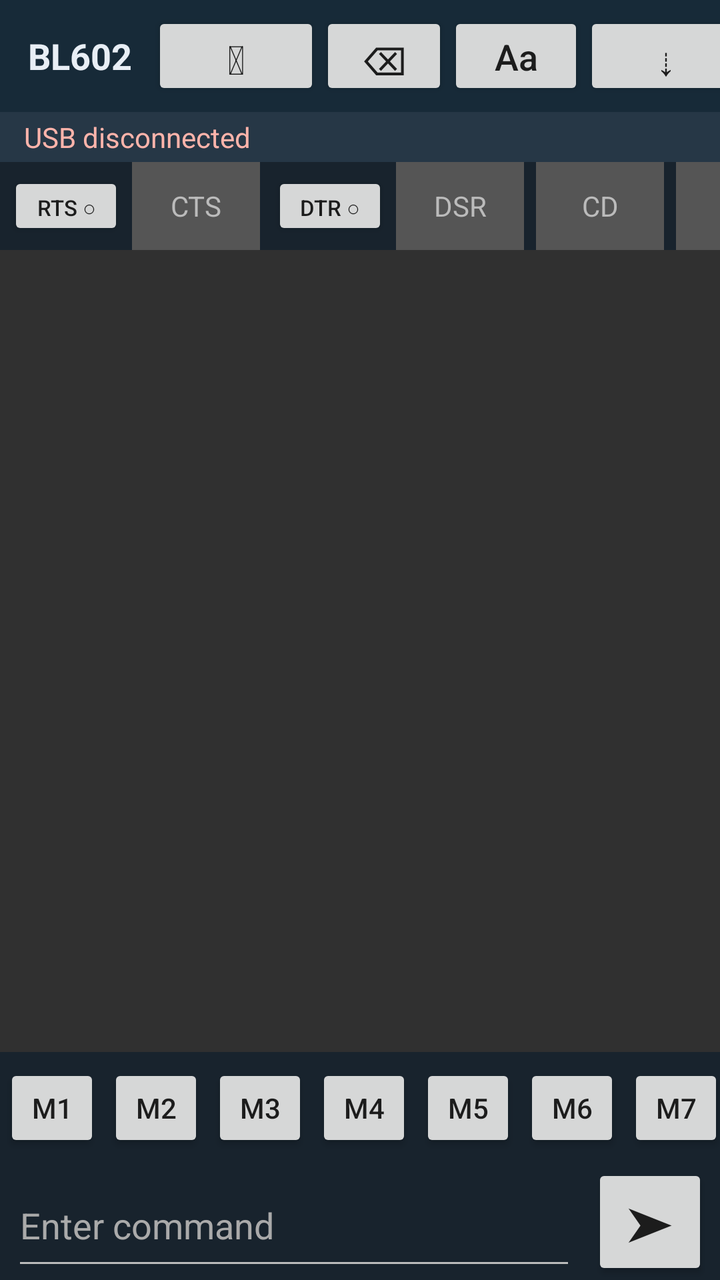
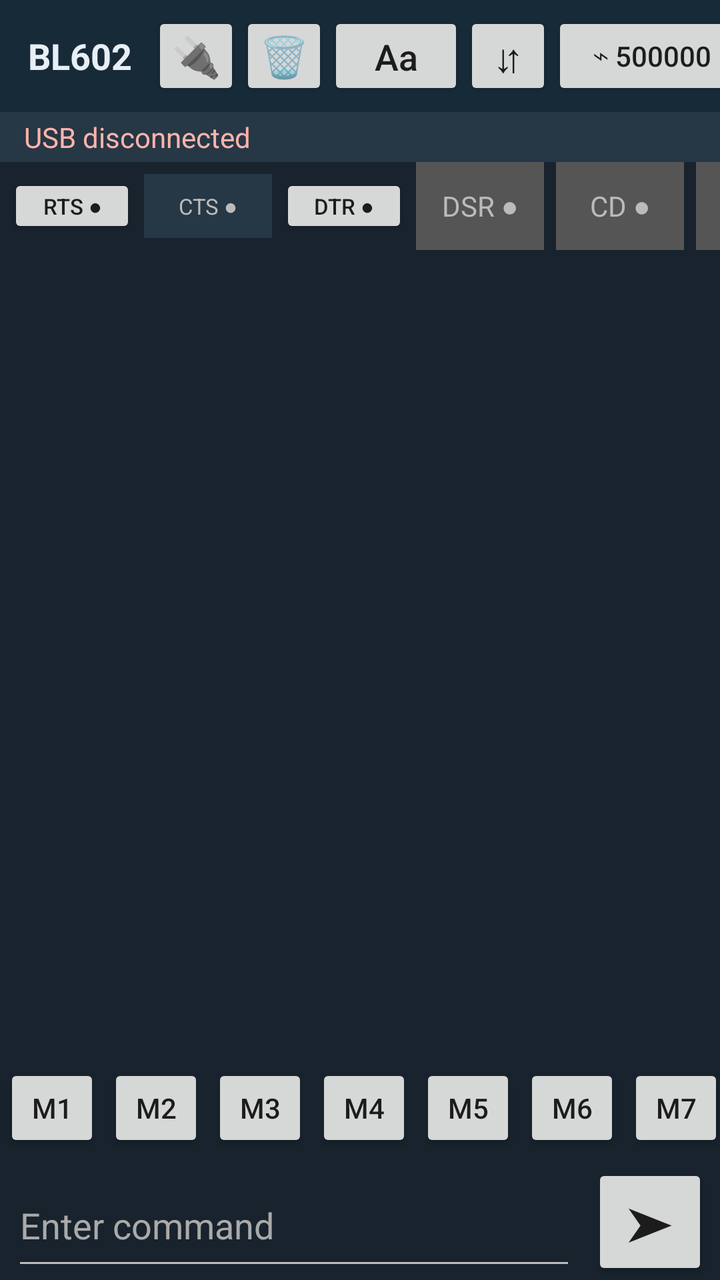

An Android layout rendered at two revisions. The XML below is the earlier revision; the diff shows what the commit changed to produce the second picture.
<!-- AndroidManifest.xml: application theme android:Theme.Material.Light.NoActionBar -->
<!-- res/layout/activity_main.xml -->
<?xml version="1.0" encoding="utf-8"?>
<LinearLayout xmlns:android="http://schemas.android.com/apk/res/android"
    android:orientation="vertical" android:background="#18232D"
    android:layout_width="match_parent" android:layout_height="match_parent">

    <HorizontalScrollView android:scrollbars="none" android:fillViewport="true"
        android:background="#172A38" android:layout_width="match_parent" android:layout_height="56dp">
        <LinearLayout android:orientation="horizontal" android:gravity="center_vertical"
            android:paddingLeft="8dp" android:paddingRight="8dp"
            android:layout_width="wrap_content" android:layout_height="match_parent">
            <TextView android:text="BL602" android:textColor="#E8EEF5" android:textStyle="bold"
                android:textSize="18sp" android:gravity="center_vertical"
                android:paddingLeft="6dp" android:paddingRight="10dp"
                android:layout_width="wrap_content" android:layout_height="match_parent"/>
            <Button android:id="@+id/connect" android:text="⏻" android:contentDescription="Connect USB serial" android:textSize="20sp" android:textAllCaps="false"
                android:minWidth="84dp" android:layout_width="wrap_content" android:layout_height="44dp"/>
            <Button android:id="@+id/clearTerminal" android:text="⌫" android:contentDescription="Clear terminal" android:textSize="20sp" android:textAllCaps="false"
                android:minWidth="64dp" android:layout_width="wrap_content" android:layout_height="44dp"/>
            <Button android:id="@+id/formatToggle" android:text="Aa" android:contentDescription="Toggle receive format" android:textSize="18sp" android:textAllCaps="false"
                android:minWidth="68dp" android:layout_width="wrap_content" android:layout_height="44dp"/>
            <Button android:id="@+id/autoScroll" android:text="⇣" android:contentDescription="Toggle auto-scroll" android:textSize="20sp" android:textAllCaps="false"
                android:minWidth="82dp" android:layout_width="wrap_content" android:layout_height="44dp"/>
            <Button android:id="@+id/baudControl" android:text="⌁ 500000" android:contentDescription="UART baud rate" android:textAllCaps="false"
                android:minWidth="100dp" android:layout_width="wrap_content" android:layout_height="44dp"/>
            <Button android:id="@+id/menu" android:text="⋮" android:contentDescription="More options" android:textSize="24sp" android:textAllCaps="false"
                android:minWidth="54dp" android:layout_width="wrap_content" android:layout_height="44dp"/>
        </LinearLayout>
    </HorizontalScrollView>

    <TextView android:id="@+id/status" android:text="USB disconnected" android:textColor="#FFB4AB"
        android:paddingLeft="12dp" android:paddingTop="3dp" android:paddingBottom="3dp"
        android:background="#263746" android:layout_width="match_parent" android:layout_height="wrap_content"/>

    <HorizontalScrollView android:scrollbars="none" android:background="#18232D"
        android:layout_width="match_parent" android:layout_height="44dp">
        <LinearLayout android:orientation="horizontal" android:gravity="center_vertical"
            android:paddingLeft="4dp" android:paddingRight="4dp"
            android:layout_width="wrap_content" android:layout_height="match_parent">
            <Button android:id="@+id/rts" android:text="RTS ○" android:layout_width="58dp" android:layout_height="34dp" android:textSize="11sp" android:layout_marginRight="4dp"/>
            <TextView android:id="@+id/cts" android:text="CTS" android:textColor="#BBBBBB" android:gravity="center" android:background="#555555" android:layout_width="64dp" android:layout_height="44dp" android:layout_marginRight="6dp"/>
            <Button android:id="@+id/dtr" android:text="DTR ○" android:layout_width="58dp" android:layout_height="34dp" android:textSize="11sp" android:layout_marginRight="4dp"/>
            <TextView android:id="@+id/dsr" android:text="DSR" android:textColor="#BBBBBB" android:gravity="center" android:background="#555555" android:layout_width="64dp" android:layout_height="44dp" android:layout_marginRight="6dp"/>
            <TextView android:id="@+id/cd" android:text="CD" android:textColor="#BBBBBB" android:gravity="center" android:background="#555555" android:layout_width="64dp" android:layout_height="44dp" android:layout_marginRight="6dp"/>
            <TextView android:id="@+id/ri" android:text="RI" android:textColor="#BBBBBB" android:gravity="center" android:background="#555555" android:layout_width="64dp" android:layout_height="44dp"/>
        </LinearLayout>
    </HorizontalScrollView>

    <ScrollView android:id="@+id/flashPanel" android:visibility="gone"
        android:layout_width="match_parent" android:layout_height="0dp" android:layout_weight="1">
        <LinearLayout android:orientation="vertical" android:padding="12dp" android:layout_width="match_parent" android:layout_height="wrap_content">
            <TextView android:text="BL602 firmware images" android:textColor="#FFFFFF" android:textStyle="bold" android:paddingTop="8dp" android:layout_width="match_parent" android:layout_height="wrap_content"/>
            <LinearLayout android:orientation="horizontal" android:gravity="center" android:layout_width="match_parent" android:layout_height="wrap_content">
                <Button android:id="@+id/pickFirmware" android:text="＋ BIN" android:contentDescription="Select firmware files" android:layout_width="0dp" android:layout_weight="1" android:layout_height="wrap_content" android:layout_marginRight="4dp"/>
                <Button android:id="@+id/startFlash" android:text="⚡ FLASH" android:contentDescription="Start flashing" android:layout_width="0dp" android:layout_weight="1" android:layout_height="wrap_content" android:layout_marginLeft="4dp"/>
            </LinearLayout>
            <TextView android:id="@+id/firmwareList" android:text="No firmware selected" android:textColor="#FFFFFF" android:padding="8dp" android:layout_width="match_parent" android:layout_height="wrap_content"/>
            <TextView android:text="Flash address assignment is not available yet." android:textColor="#CCCCCC" android:textSize="12sp" android:layout_width="match_parent" android:layout_height="wrap_content"/>
            <Button android:id="@+id/flashBack" android:text="← Terminal" android:layout_width="match_parent" android:layout_height="wrap_content"/>
            <ProgressBar android:id="@+id/progress" style="?android:attr/progressBarStyleHorizontal" android:max="100" android:progress="0" android:layout_width="match_parent" android:layout_height="wrap_content"/>
            <TextView android:id="@+id/flashLog" android:text="Flash log" android:textColor="#FFFFFF" android:padding="8dp" android:textIsSelectable="true" android:layout_width="match_parent" android:layout_height="wrap_content"/>
        </LinearLayout>
    </ScrollView>

    <LinearLayout android:id="@+id/monitorPanel" android:orientation="vertical"
        android:layout_width="match_parent" android:layout_height="0dp" android:layout_weight="1">
        <ScrollView android:id="@+id/terminalScroll" android:fillViewport="true" android:background="#303030"
            android:scrollbars="vertical" android:fadeScrollbars="false"
            android:layout_width="match_parent" android:layout_height="0dp" android:layout_weight="1">
            <TextView android:id="@+id/terminal" android:textColor="#E0E0E0" android:typeface="monospace"
                android:textSize="13sp" android:padding="8dp" android:textIsSelectable="true"
                android:gravity="top|start" android:layout_width="match_parent" android:layout_height="wrap_content"/>
        </ScrollView>
        <HorizontalScrollView android:scrollbars="none" android:layout_width="match_parent" android:layout_height="56dp">
            <LinearLayout android:id="@+id/shortcutRow" android:orientation="horizontal" android:gravity="center_vertical"
                android:layout_width="wrap_content" android:layout_height="match_parent">
                <Button android:id="@+id/m1" android:text="M1" android:layout_width="48dp" android:layout_height="44dp" android:layout_margin="2dp"/>
                <Button android:id="@+id/m2" android:text="M2" android:layout_width="48dp" android:layout_height="44dp" android:layout_margin="2dp"/>
                <Button android:id="@+id/m3" android:text="M3" android:layout_width="48dp" android:layout_height="44dp" android:layout_margin="2dp"/>
                <Button android:id="@+id/m4" android:text="M4" android:layout_width="48dp" android:layout_height="44dp" android:layout_margin="2dp"/>
                <Button android:id="@+id/m5" android:text="M5" android:layout_width="48dp" android:layout_height="44dp" android:layout_margin="2dp"/>
                <Button android:id="@+id/m6" android:text="M6" android:layout_width="48dp" android:layout_height="44dp" android:layout_margin="2dp"/>
                <Button android:id="@+id/m7" android:text="M7" android:layout_width="48dp" android:layout_height="44dp" android:layout_margin="2dp"/>
            </LinearLayout>
        </HorizontalScrollView>
        <LinearLayout android:orientation="horizontal" android:gravity="center_vertical"
            android:paddingLeft="6dp" android:paddingRight="6dp"
            android:layout_width="match_parent" android:layout_height="58dp">
            <EditText android:id="@+id/sendText" android:hint="Enter command" android:textColor="#FFFFFF"
                android:textColorHint="#AAAAAA" android:singleLine="true" android:backgroundTint="#BBBBBB"
                android:imeOptions="actionSend" android:layout_width="0dp" android:layout_weight="1" android:layout_height="match_parent"/>
            <Button android:id="@+id/send" android:text="➤" android:contentDescription="Send command" android:textSize="24sp"
                android:layout_width="58dp" android:layout_height="match_parent" android:layout_marginLeft="8dp"/>
        </LinearLayout>
    </LinearLayout>

    <ScrollView android:id="@+id/settingsPanel" android:visibility="gone"
        android:layout_width="match_parent" android:layout_height="0dp" android:layout_weight="1">
        <LinearLayout android:orientation="vertical" android:padding="12dp" android:layout_width="match_parent" android:layout_height="wrap_content">
            <TextView android:text="UART settings" android:textColor="#FFFFFF" android:textStyle="bold" android:layout_width="match_parent" android:layout_height="wrap_content"/>
            <TextView android:text="Baud rate is selected from the top toolbar." android:textColor="#FFFFFF" android:paddingTop="8dp" android:layout_width="match_parent" android:layout_height="wrap_content"/>
            <EditText android:id="@+id/baudRate" android:visibility="gone" android:inputType="number" android:text="500000" android:hint="Custom baud rate" android:layout_width="match_parent" android:layout_height="wrap_content"/>
            <TextView android:text="Receive format" android:textColor="#FFFFFF" android:paddingTop="12dp" android:layout_width="match_parent" android:layout_height="wrap_content"/>
            <Spinner android:id="@+id/viewMode" android:layout_width="match_parent" android:layout_height="wrap_content"/>
            <TextView android:text="Transmit newline" android:textColor="#FFFFFF" android:paddingTop="12dp" android:layout_width="match_parent" android:layout_height="wrap_content"/>
            <Spinner android:id="@+id/newlineMode" android:layout_width="match_parent" android:layout_height="wrap_content"/>
            <TextView android:text="Data: 8 bits · Parity: none · Stop: 1" android:textColor="#FFFFFF" android:layout_width="match_parent" android:layout_height="wrap_content"/>
            <TextView android:text="Tap RTS/DTR to toggle output lines. CTS/DSR/CD/RI are status indicators." android:textColor="#CCCCCC" android:textStyle="bold" android:paddingTop="12dp" android:layout_width="match_parent" android:layout_height="wrap_content"/>
            <Button android:id="@+id/backToTerminal" android:text="← Terminal" android:layout_width="match_parent" android:layout_height="wrap_content"/>
            <TextView android:text="Manual reset: hold BOOT, pulse RESET, release RESET, then release BOOT. Wiring varies by board." android:textColor="#CCCCCC" android:textSize="12sp" android:padding="8dp" android:layout_width="match_parent" android:layout_height="wrap_content"/>
        </LinearLayout>
    </ScrollView>
</LinearLayout>
<!-- resources referenced by this layout -->
<resources>

</resources>

<!-- the commit's change to res/layout/activity_main.xml (unified diff, before → after) -->
@@ -12,14 +12,14 @@
                 android:textSize="18sp" android:gravity="center_vertical"
                 android:paddingLeft="6dp" android:paddingRight="10dp"
                 android:layout_width="wrap_content" android:layout_height="match_parent"/>
-            <Button android:id="@+id/connect" android:text="⏻" android:contentDescription="Connect USB serial" android:textSize="20sp" android:textAllCaps="false"
-                android:minWidth="84dp" android:layout_width="wrap_content" android:layout_height="44dp"/>
-            <Button android:id="@+id/clearTerminal" android:text="⌫" android:contentDescription="Clear terminal" android:textSize="20sp" android:textAllCaps="false"
-                android:minWidth="64dp" android:layout_width="wrap_content" android:layout_height="44dp"/>
+            <Button android:id="@+id/connect" android:text="🔌" android:contentDescription="Connect USB serial" android:textSize="20sp" android:textAllCaps="false"
+                android:minWidth="0dp" android:minHeight="0dp" android:padding="0dp" android:insetLeft="0dp" android:insetRight="0dp" android:layout_width="44dp" android:layout_height="44dp"/>
+            <Button android:id="@+id/clearTerminal" android:text="🗑" android:contentDescription="Clear terminal" android:textSize="20sp" android:textAllCaps="false"
+                android:minWidth="0dp" android:minHeight="0dp" android:padding="0dp" android:insetLeft="0dp" android:insetRight="0dp" android:layout_width="44dp" android:layout_height="44dp"/>
             <Button android:id="@+id/formatToggle" android:text="Aa" android:contentDescription="Toggle receive format" android:textSize="18sp" android:textAllCaps="false"
                 android:minWidth="68dp" android:layout_width="wrap_content" android:layout_height="44dp"/>
-            <Button android:id="@+id/autoScroll" android:text="⇣" android:contentDescription="Toggle auto-scroll" android:textSize="20sp" android:textAllCaps="false"
-                android:minWidth="82dp" android:layout_width="wrap_content" android:layout_height="44dp"/>
+            <Button android:id="@+id/autoScroll" android:text="⇵" android:contentDescription="Toggle auto-scroll" android:textSize="20sp" android:textAllCaps="false"
+                android:minWidth="0dp" android:minHeight="0dp" android:padding="0dp" android:insetLeft="0dp" android:insetRight="0dp" android:layout_width="44dp" android:layout_height="44dp"/>
             <Button android:id="@+id/baudControl" android:text="⌁ 500000" android:contentDescription="UART baud rate" android:textAllCaps="false"
                 android:minWidth="100dp" android:layout_width="wrap_content" android:layout_height="44dp"/>
             <Button android:id="@+id/menu" android:text="⋮" android:contentDescription="More options" android:textSize="24sp" android:textAllCaps="false"
@@ -36,12 +36,12 @@
         <LinearLayout android:orientation="horizontal" android:gravity="center_vertical"
             android:paddingLeft="4dp" android:paddingRight="4dp"
             android:layout_width="wrap_content" android:layout_height="match_parent">
-            <Button android:id="@+id/rts" android:text="RTS ○" android:layout_width="58dp" android:layout_height="34dp" android:textSize="11sp" android:layout_marginRight="4dp"/>
-            <TextView android:id="@+id/cts" android:text="CTS" android:textColor="#BBBBBB" android:gravity="center" android:background="#555555" android:layout_width="64dp" android:layout_height="44dp" android:layout_marginRight="6dp"/>
-            <Button android:id="@+id/dtr" android:text="DTR ○" android:layout_width="58dp" android:layout_height="34dp" android:textSize="11sp" android:layout_marginRight="4dp"/>
-            <TextView android:id="@+id/dsr" android:text="DSR" android:textColor="#BBBBBB" android:gravity="center" android:background="#555555" android:layout_width="64dp" android:layout_height="44dp" android:layout_marginRight="6dp"/>
-            <TextView android:id="@+id/cd" android:text="CD" android:textColor="#BBBBBB" android:gravity="center" android:background="#555555" android:layout_width="64dp" android:layout_height="44dp" android:layout_marginRight="6dp"/>
-            <TextView android:id="@+id/ri" android:text="RI" android:textColor="#BBBBBB" android:gravity="center" android:background="#555555" android:layout_width="64dp" android:layout_height="44dp"/>
+            <Button android:id="@+id/rts" android:text="RTS ●" android:layout_width="64dp" android:layout_height="32dp" android:minWidth="0dp" android:minHeight="0dp" android:padding="2dp" android:textSize="11sp" android:layout_marginRight="4dp"/>
+            <TextView android:id="@+id/cts" android:text="CTS ●" android:textColor="#BBBBBB" android:gravity="center" android:background="#263746" android:layout_width="64dp" android:layout_height="32dp" android:layout_marginRight="4dp" android:textSize="11sp"/>
+            <Button android:id="@+id/dtr" android:text="DTR ●" android:layout_width="64dp" android:layout_height="32dp" android:minWidth="0dp" android:minHeight="0dp" android:padding="2dp" android:textSize="11sp" android:layout_marginRight="4dp"/>
+            <TextView android:id="@+id/dsr" android:text="DSR ●" android:textColor="#BBBBBB" android:gravity="center" android:background="#555555" android:layout_width="64dp" android:layout_height="44dp" android:layout_marginRight="6dp"/>
+            <TextView android:id="@+id/cd" android:text="CD ●" android:textColor="#BBBBBB" android:gravity="center" android:background="#555555" android:layout_width="64dp" android:layout_height="44dp" android:layout_marginRight="6dp"/>
+            <TextView android:id="@+id/ri" android:text="RI ●" android:textColor="#BBBBBB" android:gravity="center" android:background="#555555" android:layout_width="64dp" android:layout_height="44dp"/>
         </LinearLayout>
     </HorizontalScrollView>
 
@@ -63,7 +63,7 @@
 
     <LinearLayout android:id="@+id/monitorPanel" android:orientation="vertical"
         android:layout_width="match_parent" android:layout_height="0dp" android:layout_weight="1">
-        <ScrollView android:id="@+id/terminalScroll" android:fillViewport="true" android:background="#303030"
+        <ScrollView android:id="@+id/terminalScroll" android:fillViewport="true" android:background="#18232D"
             android:scrollbars="vertical" android:fadeScrollbars="false"
             android:layout_width="match_parent" android:layout_height="0dp" android:layout_weight="1">
             <TextView android:id="@+id/terminal" android:textColor="#E0E0E0" android:typeface="monospace"
